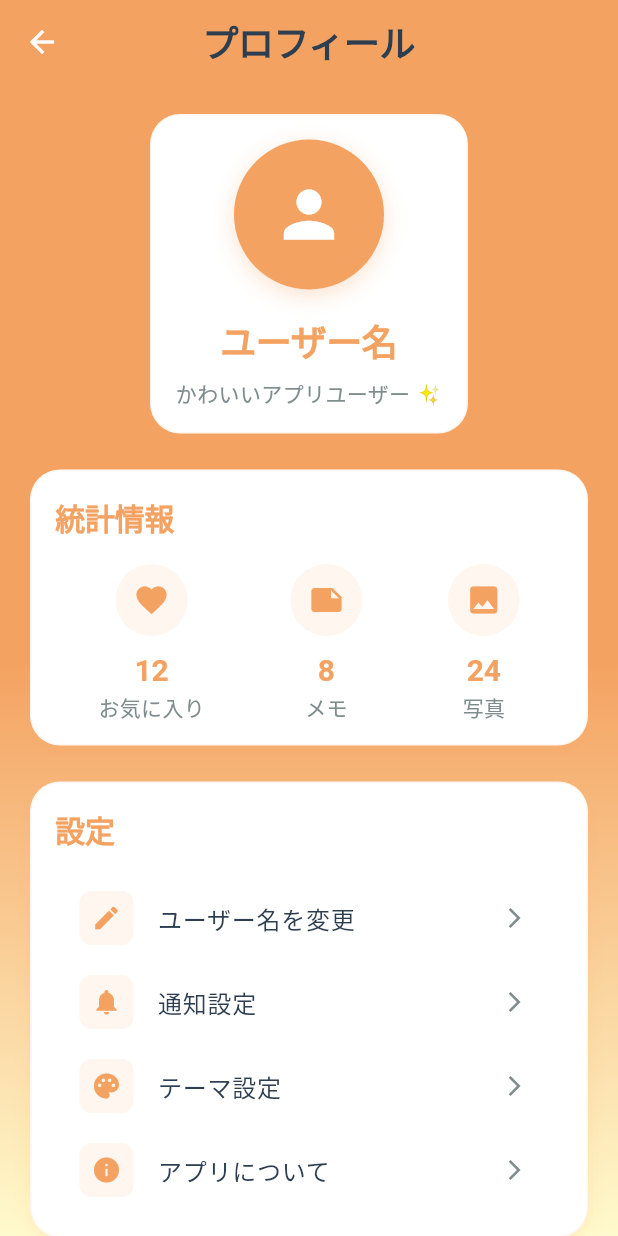
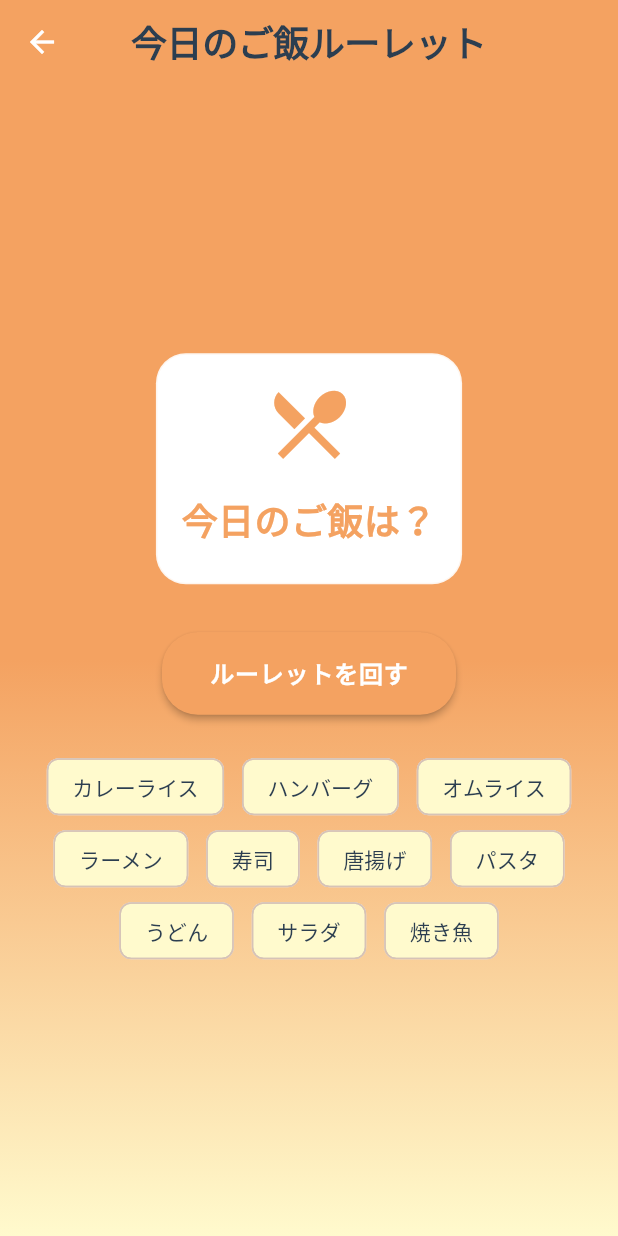
Before and after one commit to sorashidoch/app, a Flutter app: the ProfileScreen screen opened by its route, on a phone screen of 412 x 824 dp. Run offline on Flutter 3.47's test engine with Material 3 defaults, Android fonts, the phone set to English and light mode, and no system bars; our stand-ins replace go_router.

Commit message:
feat: ご飯ルーレットを追加

```diff
--- a/lib/features/home/screens/home_screen.dart
+++ b/lib/features/home/screens/home_screen.dart
@@ -117,7 +117,7 @@ class HomeScreen extends StatelessWidget {
                             children: [
                               FeatureButton(
                                 icon: Icons.person,
-                                title: 'プロフィール',
+                                title: 'ごはんルーレット',
                                 color: AppColors.pastelPink,
                                 onTap: () => context.go('/profile'),
                               ),
--- a/lib/features/profile/screens/profile_screen.dart
+++ b/lib/features/profile/screens/profile_screen.dart
@@ -1,3 +1,4 @@
+import 'dart:math';
 import 'package:flutter/material.dart';
 import 'package:go_router/go_router.dart';
 import 'package:provider/provider.dart';
@@ -6,260 +7,128 @@ import '../../../app/theme/text_styles.dart';
 import '../../../shared/services/app_state.dart';
 import '../widgets/kawaii_card.dart';
 
-class ProfileScreen extends StatelessWidget {
+class ProfileScreen extends StatefulWidget {
   const ProfileScreen({super.key});
+
+  @override
+  State<ProfileScreen> createState() => _ProfileScreenState();
+}
+
+class _ProfileScreenState extends State<ProfileScreen> {
+  // ご飯メニュー候補
+  final List<String> menus = [
+    'カレーライス',
+    'ハンバーグ',
+    'オムライス',
+    'ラーメン',
+    '寿司',
+    '唐揚げ',
+    'パスタ',
+    'うどん',
+    'サラダ',
+    '焼き魚',
+  ];
+
+  String? selectedMenu;
+  bool isSpinning = false;
+
+  void spinRoulette() async {
+    setState(() {
+      isSpinning = true;
+    });
+    // ルーレット風の演出（0.8秒間ランダムに変化）
+    for (int i = 0; i < 8; i++) {
+      setState(() {
+        selectedMenu = menus[Random().nextInt(menus.length)];
+      });
+      await Future.delayed(const Duration(milliseconds: 100));
+    }
+    setState(() {
+      isSpinning = false;
+    });
+  }
 
   @override
   Widget build(BuildContext context) {
     return Scaffold(
       appBar: AppBar(
-        title: const Text('プロフィール'),
+        title: const Text('今日のご飯ルーレット'),
         leading: IconButton(
           icon: const Icon(Icons.arrow_back),
           onPressed: () => context.go('/'),
         ),
       ),
-      body: Consumer<AppState>(
-        builder: (context, appState, child) {
-          return Container(
+      body: Container(
         decoration: const BoxDecoration(
           gradient: AppColors.sunsetGradient,
         ),
         child: SafeArea(
-              child: SingleChildScrollView(
-                padding: const EdgeInsets.all(20.0),
+          child: Center(
+            child: Padding(
+              padding: const EdgeInsets.all(24.0),
               child: Column(
+                mainAxisAlignment: MainAxisAlignment.center,
                 children: [
-                    // プロフィールカード
                   KawaiiCard(
                     child: Column(
+                      mainAxisSize: MainAxisSize.min,
                       children: [
-                          // アバター
-                          Container(
-                            width: 100,
-                            height: 100,
-                            decoration: BoxDecoration(
-                              shape: BoxShape.circle,
-                              gradient: const LinearGradient(
-                                colors: [AppColors.pastelPink, AppColors.pastelBlue],
-                                begin: Alignment.topLeft,
-                                end: Alignment.bottomRight,
-                              ),
-                              boxShadow: [
-                                BoxShadow(
-                                  color: AppColors.primary.withOpacity(0.3),
-                                  offset: const Offset(0, 4),
-                                  blurRadius: 12,
-                                ),
-                              ],
-                            ),
-                            child: const Icon(
-                              Icons.person,
-                              size: 50,
-                              color: Colors.white,
-                            ),
+                        const Icon(
+                          Icons.restaurant_menu,
+                          color: AppColors.primary,
+                          size: 60,
                         ),
                         const SizedBox(height: 16),
-
-                          // ユーザー名
                         Text(
-                            appState.userName.isEmpty ? 'ユーザー名' : appState.userName,
-                            style: AppTextStyles.heading2.copyWith(
+                          selectedMenu ?? '今日のご飯は？',
+                          style: AppTextStyles.kawaiiLarge.copyWith(
                             color: AppColors.primary,
                           ),
                         ),
                         const SizedBox(height: 8),
-
-                          // ステータス
+                        if (selectedMenu != null && !isSpinning)
                           Text(
-                            'かわいいアプリユーザー ✨',
+                            'このメニューで決まり！',
+                            style: AppTextStyles.body,
+                          ),
+                        if (isSpinning)
+                          Text(
+                            'ルーレット中...',
                             style: AppTextStyles.caption,
                           ),
                       ],
                     ),
                   ),
-
-                    const SizedBox(height: 24),
-
-                    // 統計情報
-                    KawaiiCard(
-                      child: Column(
-                        crossAxisAlignment: CrossAxisAlignment.start,
-                        children: [
-                          Text(
-                            '統計情報',
-                            style: AppTextStyles.heading3.copyWith(
-                              color: AppColors.primary,
+                  const SizedBox(height: 32),
+                  ElevatedButton(
+                    onPressed: isSpinning ? null : spinRoulette,
+                    style: ElevatedButton.styleFrom(
+                      backgroundColor: AppColors.primary,
+                      padding: const EdgeInsets.symmetric(horizontal: 32, vertical: 16),
+                      shape: RoundedRectangleBorder(
+                        borderRadius: BorderRadius.circular(24),
                       ),
                     ),
-                          const SizedBox(height: 16),
-
-                          Row(
-                            mainAxisAlignment: MainAxisAlignment.spaceAround,
-                            children: [
-                              _buildStatItem('お気に入り', '12', Icons.favorite),
-                              _buildStatItem('メモ', '8', Icons.note),
-                              _buildStatItem('写真', '24', Icons.photo),
-                            ],
-                          ),
-                        ],
+                    child: Text(
+                      isSpinning ? 'ルーレット中...' : 'ルーレットを回す',
+                      style: AppTextStyles.button,
                     ),
                   ),
-
                   const SizedBox(height: 24),
-
-                    // 設定オプション
-                    KawaiiCard(
-                      child: Column(
-                        crossAxisAlignment: CrossAxisAlignment.start,
-                        children: [
-                          Text(
-                            '設定',
-                            style: AppTextStyles.heading3.copyWith(
-                              color: AppColors.primary,
-                            ),
-                          ),
-                          const SizedBox(height: 16),
-
-                          _buildSettingItem(
-                            context,
-                            'ユーザー名を変更',
-                            Icons.edit,
-                            () {
-                              _showNameDialog(context, appState);
-                            },
-                          ),
-
-                          _buildSettingItem(
-                            context,
-                            '通知設定',
-                            Icons.notifications,
-                            () {
-                              // TODO: 通知設定画面を実装
-                            },
-                          ),
-
-                          _buildSettingItem(
-                            context,
-                            'テーマ設定',
-                            Icons.palette,
-                            () {
-                              // TODO: テーマ設定画面を実装
-                            },
-                          ),
-
-                          _buildSettingItem(
-                            context,
-                            'アプリについて',
-                            Icons.info,
-                            () {
-                              // TODO: アプリ情報画面を実装
-                            },
-                          ),
-                        ],
-                      ),
+                  // メニュー一覧をかわいく表示
+                  Wrap(
+                    alignment: WrapAlignment.center,
+                    spacing: 12,
+                    children: menus.map((menu) => Chip(
+                      label: Text(menu, style: AppTextStyles.bodySmall),
+                      backgroundColor: AppColors.pastelYellow,
+                    )).toList(),
                   ),
                 ],
               ),
             ),
           ),
-          );
-        },
         ),
-    );
-  }
-
-  Widget _buildStatItem(String label, String value, IconData icon) {
-    return Column(
-      children: [
-        Container(
-          padding: const EdgeInsets.all(12),
-          decoration: BoxDecoration(
-            color: AppColors.primary.withOpacity(0.1),
-            shape: BoxShape.circle,
-          ),
-          child: Icon(
-            icon,
-            color: AppColors.primary,
-            size: 24,
-          ),
-        ),
-        const SizedBox(height: 8),
-        Text(
-          value,
-          style: AppTextStyles.heading3.copyWith(
-            color: AppColors.primary,
-          ),
-        ),
-        Text(
-          label,
-          style: AppTextStyles.caption,
-        ),
-      ],
-    );
-  }
-
-  Widget _buildSettingItem(
-    BuildContext context,
-    String title,
-    IconData icon,
-    VoidCallback onTap,
-  ) {
-    return ListTile(
-      leading: Container(
-        padding: const EdgeInsets.all(8),
-        decoration: BoxDecoration(
-          color: AppColors.primary.withOpacity(0.1),
-          borderRadius: BorderRadius.circular(8),
-        ),
-        child: Icon(
-          icon,
-          color: AppColors.primary,
-          size: 20,
-        ),
-      ),
-      title: Text(
-        title,
-        style: AppTextStyles.body,
-      ),
-      trailing: const Icon(
-        Icons.arrow_forward_ios,
-        color: AppColors.textSecondary,
-        size: 16,
-      ),
-      onTap: onTap,
-    );
-  }
-
-  void _showNameDialog(BuildContext context, AppState appState) {
-    final TextEditingController controller = TextEditingController(
-      text: appState.userName,
-    );
-
-    showDialog(
-      context: context,
-      builder: (context) => AlertDialog(
-        title: const Text('ユーザー名を変更'),
-        content: TextField(
-          controller: controller,
-          decoration: const InputDecoration(
-            labelText: '新しいユーザー名',
-            hintText: 'かわいい名前を入力してください',
-          ),
-        ),
-        actions: [
-          TextButton(
-            onPressed: () => Navigator.pop(context),
-            child: const Text('キャンセル'),
-          ),
-          ElevatedButton(
-            onPressed: () {
-              appState.setUserName(controller.text);
-              Navigator.pop(context);
-            },
-            child: const Text('保存'),
-          ),
-        ],
       ),
     );
   }
```
Lines whose indentation alone changed are shown as unchanged.
